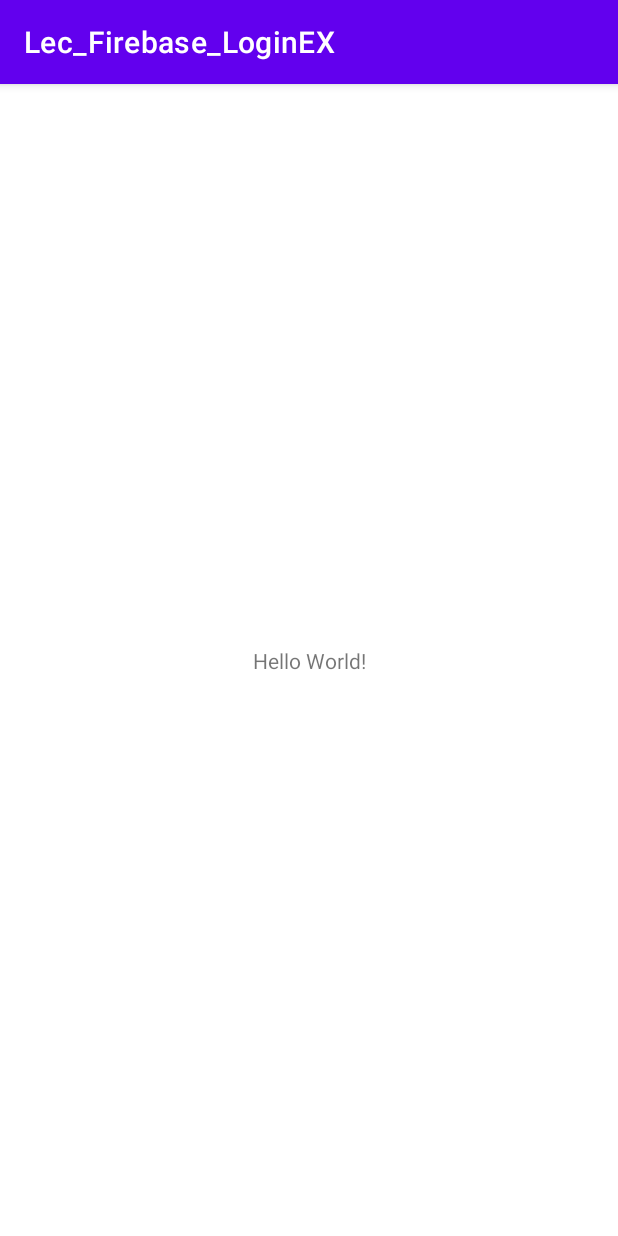
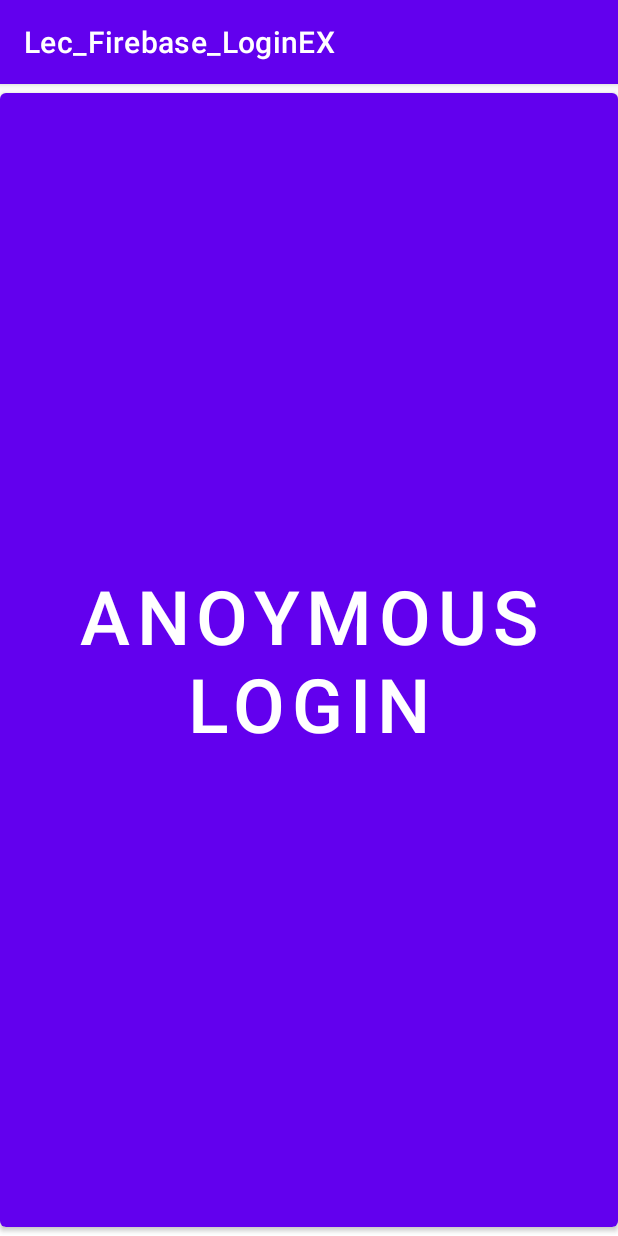
Before and after one commit to preferKim/Lec_Firebase_LoginEX, an Android app: the screen it shows after launch (MainActivity), on a phone screen of 412 x 824 dp. Run offline under Robolectric (Android 15) with nearby library versions, the phone set to English and light mode, and no system bars; our stand-ins replace Firebase (no records; nobody signed in at launch, a user with empty details on screens opened directly); 1 statement that could not run was skipped.

```diff
--- a/app/src/main/res/layout/activity_main.xml
+++ b/app/src/main/res/layout/activity_main.xml
@@ -6,13 +6,11 @@
     android:layout_height="match_parent"
     tools:context=".MainActivity">
 
-    <TextView
-        android:layout_width="wrap_content"
-        android:layout_height="wrap_content"
-        android:text="Hello World!"
-        app:layout_constraintBottom_toBottomOf="parent"
-        app:layout_constraintLeft_toLeftOf="parent"
-        app:layout_constraintRight_toRightOf="parent"
-        app:layout_constraintTop_toTopOf="parent" />
+    <Button
+        android:id="@+id/btnAnonymousLogin"
+        android:text="Anoymous Login"
+        android:textSize="50sp"
+        android:layout_width="match_parent"
+        android:layout_height="match_parent" />
 
 </androidx.constraintlayout.widget.ConstraintLayout>
```
Also changed, not shown: app/src/main/java/com/preferkim/lec_firebase_loginex/MainActivity.kt (+33 -0 lines).
